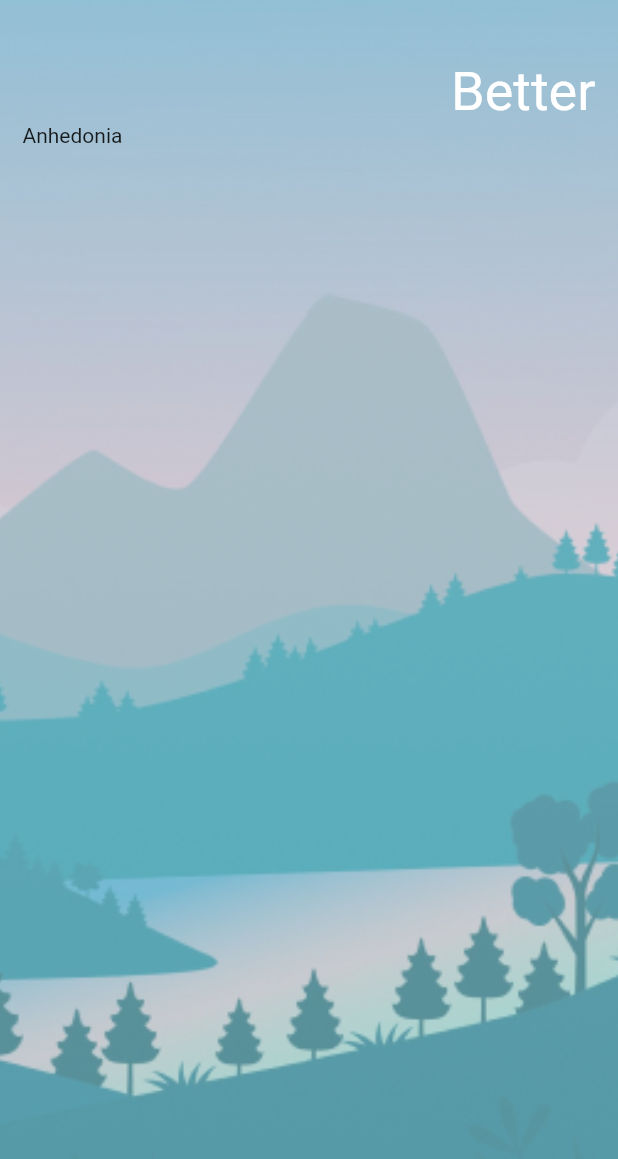
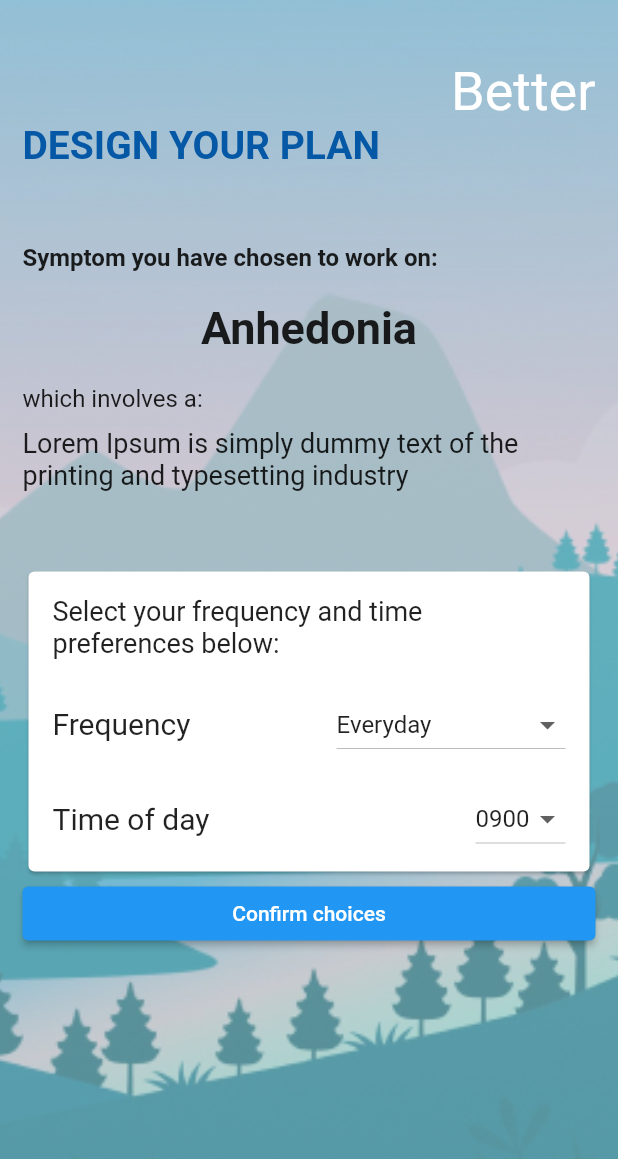
Before and after one commit to charlieblindsay/better, a Flutter app: the DesignPlanScreen screen opened directly, after a tap on "Anhedonia", on a phone screen of 412 x 824 dp. Shown: the top 1159 px of the screen. Run offline on Flutter 3.47's test engine with Material 2 defaults, Android fonts, the phone set to English and light mode, and no system bars; Roboto replaces fonts that are missing (Cherry, Sen).

```diff
--- a/lib/screens/design_plan_screen.dart
+++ b/lib/screens/design_plan_screen.dart
@@ -1,7 +1,7 @@
 import 'package:bettr_mvp/screens/schedule_plan_screen.dart';
 import 'package:flutter/material.dart';
 import 'package:bettr_mvp/constants.dart';
-import 'package:bettr_mvp/models/plan_brain2.dart';
+import 'package:bettr_mvp/models/plan_brain.dart';
 
 
 
@@ -12,13 +12,11 @@ class DesignPlanScreen extends StatefulWidget {
 
 class _DesignPlanScreenState extends State<DesignPlanScreen> {
   int counter = 0;
-  PlanBrain planBrain = PlanBrain();
 
   @override
   void initState() {
     // TODO: implement initState
     super.initState();
-    planBrain.createOptionStateList();
   }
 
   @override
@@ -67,29 +65,14 @@ class _DesignPlanScreenState extends State<DesignPlanScreen> {
                                 });
                               },
                               child: Text('${symptomsList[index]}')),
-                          trailing: Visibility(
-                              visible: false,
-                              maintainSize: true,
-                              maintainAnimation: true,
-                              maintainState: true,
-                              child: Text('${planBrain.planStateList[index]}')),
+                          // trailing: Visibility(
+                          //     visible: false,
+                          //     maintainSize: true,
+                          //     maintainAnimation: true,
+                          //     maintainState: true,
+                          //     child: Text('${brain.planStateList[index]}')),
                         ));
                       })
                 ]))));
   }
 }
-
-// if (planBrain.planStateList[index] == 0) {
-// planBrain.plansSelected++;
-// planBrain.planStateList[index] =
-// planBrain.plansSelected;
-// } else {
-// planBrain.plansSelected--;
-// for (int i in planBrain.planStateList) {
-// print('hello');
-// if (i != 0) {
-// i = 0;
-// }
-// }
-// planBrain.planStateList[index] = 0;
-// }
--- a/lib/screens/results_screen.dart
+++ b/lib/screens/results_screen.dart
@@ -2,7 +2,7 @@ import 'package:bettr_mvp/constants.dart';
 import 'package:bettr_mvp/screens/design_plan_screen.dart';
 import 'package:flutter/cupertino.dart';
 import 'package:flutter/material.dart';
-import 'package:bettr_mvp/models/results.brain.dart';
+import 'package:bettr_mvp/models/results_brain.dart';
 import 'package:bettr_mvp/widgets/linear_progress.dart';
 import 'package:bettr_mvp/screens/design_plan_screen.dart';
 
--- a/lib/screens/schedule_plan_screen.dart
+++ b/lib/screens/schedule_plan_screen.dart
@@ -1,7 +1,8 @@
 import 'package:flutter/cupertino.dart';
 import 'package:flutter/material.dart';
 import 'package:bettr_mvp/constants.dart';
-import 'package:bettr_mvp/models/plan_brain2.dart';
+import 'package:bettr_mvp/models/plan_brain.dart';
+import 'package:bettr_mvp/screens/final_screen.dart';
 
 class SchedulePlanScreen extends StatefulWidget {
   final int symptomIndex;
@@ -14,6 +15,7 @@ class SchedulePlanScreen extends StatefulWidget {
 
 class _SchedulePlanScreenState extends State<SchedulePlanScreen> {
   String selectedFrequencyOption = 'Everyday';
+  String selectedTimeOfDay = '0900';
 
   @override
   Widget build(BuildContext context) {
@@ -40,8 +42,106 @@ class _SchedulePlanScreenState extends State<SchedulePlanScreen> {
                     ),
                   ],
                 ),
-            Text('${symptomsList[widget.symptomIndex]}'),
-        ])))
+                Text(
+                  'DESIGN YOUR PLAN',
+                  style: kMainTextBold.copyWith(
+                      fontSize: 26, color: Color(0XFF0558A5)),
+                ),
+                Padding(
+                  padding: const EdgeInsets.only(top: 50.0),
+                  child: Text(
+                    'Symptom you have chosen to work on:',
+                    style: kMainTextBold.copyWith(fontSize: 16),
+                  ),
+                ),
+                Padding(
+                  padding: const EdgeInsets.only(top: 20.0),
+                  child: Center(
+                      child: Text(
+                        '${symptomsList[widget.symptomIndex]}',
+                        style: kMainTextBold.copyWith(fontSize: 30),
+                      )),
+                ),
+                Padding(
+                  padding: const EdgeInsets.only(top: 20.0),
+                  child: Text(
+                    'which involves a:',
+                    style: kMainText.copyWith(fontSize: 16),
+                  ),
+                ),
+                Padding(
+                  padding: const EdgeInsets.only(top: 10.0),
+                  child: Text('${symptomsDescriptionsList[widget.symptomIndex]}', style: kMainText.copyWith(fontSize: 18),),
+                ),
+                Padding(
+                  padding: const EdgeInsets.only(top: 50.0),
+                  child: Card(
+                      child: Container(
+                        height: 200,
+                        child: Column(children: [
+                          Padding(
+                            padding: const EdgeInsets.all(16.0),
+                            child: Text('Select your frequency and time preferences below:', style: kMainText.copyWith(fontSize: 18),),
+                          ),
+                          Expanded(
+                            child: ListTile(leading: Text(
+                              'Frequency', style: kMainText.copyWith(fontSize: 20),),
+                              trailing:
+                              DropdownButton(
+                                value: selectedFrequencyOption,
+                                onChanged: (newValue) {
+                                  setState(() {
+                                    selectedFrequencyOption = newValue;
+                                  });
+                                },
+                                items: <String>[
+                                  'Everyday',
+                                  'Once every 2 days',
+                                  'Once a fortnite'
+                                ].map<DropdownMenuItem<String>>((String value) {
+                                  return DropdownMenuItem<String>(
+                                    value: value,
+                                    child: Text(value),
+                                  );
+                                }).toList(),
+                              ),),
+                          ),
+                          Expanded(
+                            child: ListTile(leading: Text('Time of day',
+                                style: kMainText.copyWith(fontSize: 20)),
+                                trailing:
+                                DropdownButton(
+                                  value: selectedTimeOfDay,
+                                  onChanged: (newValue) {
+                                    setState(() {
+                                      selectedTimeOfDay = newValue;
+                                    });
+                                  },
+                                  items: <String>[
+                                    '0900',
+                                    '1200',
+                                    '1500',
+                                    '1800'
+                                  ].map<DropdownMenuItem<String>>((String value) {
+                                    return DropdownMenuItem<String>(
+                                      value: value,
+                                      child: Text(value),
+                                    );
+                                  }).toList(),
+                                )),
+                          ),
+                        ]),
+                      )),
+                ),
+                ElevatedButton(onPressed: () {
+                  setState(() {
+                    Navigator.push(context,
+                        MaterialPageRoute(builder: (context) {
+                          return FinalScreen();
+                        }));
+                  });
+                }, child: Text('Confirm choices'))
+            ]))),
     );
   }
 }
```
Also changed, not shown: lib/models/plan_brain.dart (renamed from lib/models/plan_brain2.dart, +0 -50 lines), lib/screens/final_screen.dart (added, +49 -0 lines), lib/models/results_brain.dart (renamed from lib/models/results.brain.dart), 4 other files. Lines whose indentation alone changed are shown as unchanged.
